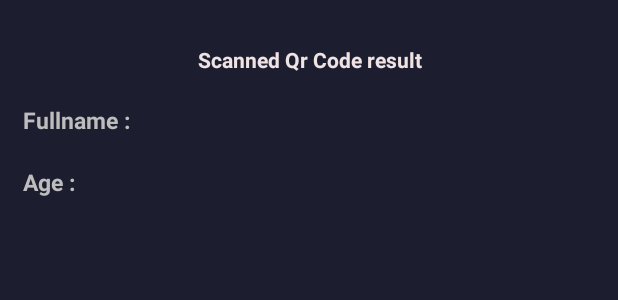
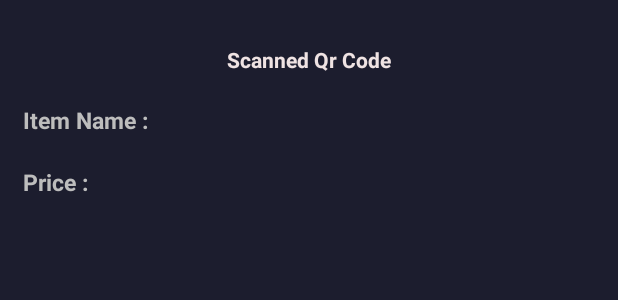
Before and after one commit to HaggaiBrian/Lipa, an Android app: the layout activity_scanned.xml on its own in the app's theme, with its tools: preview values and no code run, on a phone screen of 412 x 824 dp. Shown: the top 300 px of the screen. Run offline under Robolectric (Android 15) with nearby library versions, the phone set to English and light mode, and no system bars.

Commit message:
Made Changes in the string name Variables

```diff
--- a/app/src/main/res/layout/activity_generate_qr_code.xml
+++ b/app/src/main/res/layout/activity_generate_qr_code.xml
@@ -20,7 +20,7 @@
                 android:layout_width="match_parent"
                 android:layout_height="wrap_content"
                 android:drawablePadding="10dp"
-                android:hint="@string/full_name"
+                android:hint="@string/Item_Name"
                 android:inputType="textCapSentences"
                 android:paddingEnd="8dp"
                 android:paddingStart="8dp"
@@ -44,7 +44,7 @@
                 android:layout_width="match_parent"
                 android:layout_height="wrap_content"
                 android:drawablePadding="10dp"
-                android:hint="@string/user_age"
+                android:hint="@string/Item_Price"
                 android:inputType="number"
                 android:paddingEnd="8dp"
                 android:paddingStart="8dp"
--- a/app/src/main/res/layout/activity_scanned.xml
+++ b/app/src/main/res/layout/activity_scanned.xml
@@ -30,7 +30,7 @@
         <TextView
                 android:layout_width="wrap_content"
                 android:layout_height="wrap_content"
-                android:text="@string/first_name"
+                android:text="@string/Item_Name"
                 android:textColor="@color/colorDivider"
                 android:textSize="15sp"
                 android:textStyle="bold" />
@@ -57,7 +57,7 @@
         <TextView
                 android:layout_width="wrap_content"
                 android:layout_height="wrap_content"
-                android:text="@string/age"
+                android:text="@string/Item_Price"
                 android:textColor="@color/colorDivider"
                 android:textSize="15sp"
                 android:textStyle="bold" />
--- a/app/src/main/res/values/strings.xml
+++ b/app/src/main/res/values/strings.xml
@@ -1,12 +1,10 @@
 <resources>
     <string name="app_name">QrCodeGeneratorReader</string>
-    <string name="full_name">Full name</string>
-    <string name="user_age">Age</string>
     <string name="generate_qr_code">Generate Qr Code</string>
     <string name="scan_qr_code">Scan Qr Code</string>
     <string name="barcode_reader">QrCode Reader</string>
     <string name="app_needs_your_camera_permission_in_order_to_scan_qr_code">App needs your camera permission in order to scan qr code.</string>
-    <string name="scanned_qr_code_result">Scanned Qr Code result</string>
-    <string name="first_name">Fullname :</string>
-    <string name="age">Age :</string>
+    <string name="scanned_qr_code_result">Scanned Qr Code</string>
+    <string name="Item_Name">Item Name :</string>
+    <string name="Item_Price">Price :</string>
 </resources>
```
